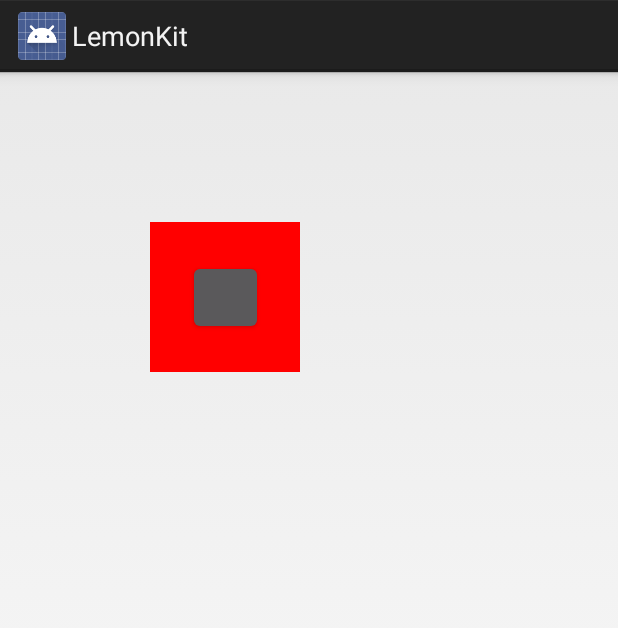
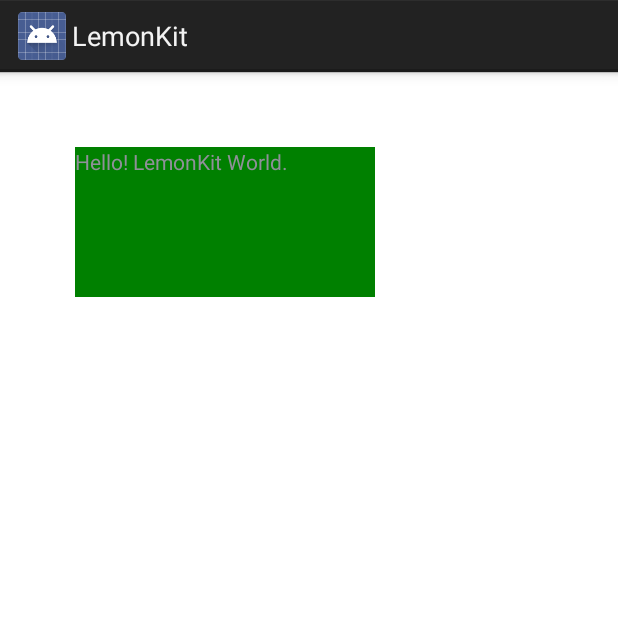
Before and after one commit to LemonITCN/LemonSuperKit4Android, an Android app: the screen it shows after launch (MainViewController), on a phone screen of 412 x 824 dp. Shown: the top 628 px of the screen. Run offline under Robolectric (Android 15) with nearby library versions, the phone set to English and light mode, and no system bars.

Commit message:
创建CALayer

```diff
--- a/LemonKit/lemonkit-samples/src/main/AndroidManifest.xml
+++ b/LemonKit/lemonkit-samples/src/main/AndroidManifest.xml
@@ -9,7 +9,7 @@
         android:label="@string/app_name"
         android:supportsRtl="true"
         android:theme="@style/AppTheme">
-        <activity android:name=".activities.MainViewController">
+        <activity android:name=".view_controller.MainViewController">
             <intent-filter>
                 <action android:name="android.intent.action.MAIN" />
 
--- a/LemonKit/lemonkit-samples/src/main/java/net/lemonsoft/lemonkit/samples/activities/MainViewController.java
+++ /dev/null
@@ -1,25 +0,0 @@
-package net.lemonsoft.lemonkit.samples.activities;
-
-import android.graphics.Color;
-
-import net.lemonsoft.lemonkit.core_graphics.CGRect;
-import net.lemonsoft.lemonkit.ui_kit.ui_responder.ui_view.ui_control.UIButton;
-import net.lemonsoft.lemonkit.ui_kit.ui_responder.ui_view.UIView;
-import net.lemonsoft.lemonkit.ui_kit.ui_responder.ui_view_controller.UIViewController;
-
-public class MainViewController extends UIViewController {
-
-    @Override
-    public void viewDidLoad() {
-        super.viewDidLoad();
-        UIView view = new UIView();
-        view.setFrame(CGRect.make(100, 100, 100, 100));
-        this.view.addSubView(view);
-        view.setBackgroundColor(Color.RED);
-
-        UIButton button = new UIButton();
-        button.setFrame(CGRect.make(25, 25, 50, 50));
-        view.addSubView(button);
-    }
-
-}
--- /dev/null
+++ b/LemonKit/lemonkit-samples/src/main/java/net/lemonsoft/lemonkit/samples/view_controller/MainViewController.java
@@ -0,0 +1,20 @@
+package net.lemonsoft.lemonkit.samples.view_controller;
+
+import net.lemonsoft.lemonkit.core_graphics.CGRect;
+import net.lemonsoft.lemonkit.ui_kit.UIColor;
+import net.lemonsoft.lemonkit.ui_kit.ui_responder.ui_view.ui_control.UILabel;
+import net.lemonsoft.lemonkit.ui_kit.ui_responder.ui_view_controller.UIViewController;
+
+public class MainViewController extends UIViewController {
+
+    @Override
+    public void viewDidLoad() {
+        super.viewDidLoad();
+        UILabel label = new UILabel(CGRect.make(50, 50, 200, 100));
+        label.setText("Hello! LemonKit World.");
+        label.setBackgroundColor(UIColor.greenColor());
+        this.view.addSubView(label);
+        label.layer.setCornerRadius(5);
+    }
+
+}
--- a/LemonKit/lemonkit-samples/src/main/res/layout/activity_main.xml
+++ b/LemonKit/lemonkit-samples/src/main/res/layout/activity_main.xml
@@ -8,7 +8,7 @@
     android:paddingLeft="@dimen/activity_horizontal_margin"
     android:paddingRight="@dimen/activity_horizontal_margin"
     android:paddingTop="@dimen/activity_vertical_margin"
-    tools:context="net.lemonsoft.lemonkit.samples.activities.MainViewController">
+    tools:context="net.lemonsoft.lemonkit.samples.view_controller.MainViewController">
 
     <TextView
         android:layout_width="wrap_content"
--- /dev/null
+++ b/LemonKit/lemonkit/src/main/java/net/lemonsoft/lemonkit/core_animation/CALayer.java
@@ -0,0 +1,88 @@
+package net.lemonsoft.lemonkit.core_animation;
+
+import android.graphics.Canvas;
+import android.graphics.Color;
+import android.graphics.RectF;
+import android.graphics.drawable.Drawable;
+import android.graphics.drawable.ShapeDrawable;
+import android.graphics.drawable.shapes.RoundRectShape;
+import android.graphics.drawable.shapes.Shape;
+import android.os.Build;
+
+import net.lemonsoft.lemonkit.core_graphics.CGColorRef;
+import net.lemonsoft.lemonkit.core_tool.LKColorTool;
+import net.lemonsoft.lemonkit.core_tool.LKSizeTool;
+import net.lemonsoft.lemonkit.ui_kit.ui_responder.ui_view.UIView;
+
+/**
+ * Core Animation layer
+ * Created by LiuRi on 2016/12/30.
+ */
+
+public class CALayer {
+
+    /**
+     * 尺寸工具类
+     */
+    protected LKSizeTool _ST = LKSizeTool.getDefaultSizeTool();
+
+    /**
+     * 颜色工具类
+     */
+    protected LKColorTool _CT = LKColorTool.getDefaultColorTool();
+    /**
+     * 所归属的控件
+     */
+    private UIView _v;
+
+
+
+    public CALayer(UIView view) {
+        _v = view;
+    }
+
+    public void setBackground(Drawable drb) {
+//        if (Build.VERSION.SDK_INT >= Build.VERSION_CODES.JELLY_BEAN) {
+//            _v.setBackground(drb);
+//            if (_v.get_rView() != null)
+//                _v.get_rView().setBackground(LKColorTool.getDefaultColorTool().);
+//        } else {
+//            _v.get_rView().setBackgroundDrawable(_CT.colorWithDrawable(drb));
+//            if (_v.get_rView() != null)
+//                _v.get_rView().setBackgroundDrawable(color.getDRB());
+//        }
+    }
+
+    /**
+     * 设置控件的圆角半径
+     *
+     * @param radius 控件的圆角半径
+     */
+    public void setCornerRadius(float radius) {
+//        radius = _ST.DP(radius);
+//        int borderWidth = 0;// 加边框后会出现空心圆角矩形的效果，所以设置为0
+//        float[] outerRadius = new float[8];
+//        float[] innerRadius = new float[8];
+//        for (int i = 0; i < 8; i++) {
+//            outerRadius[i] = radius + borderWidth;
+//            innerRadius[i] = radius;
+//        }
+//        Shape shape =
+//        ShapeDrawable shapeDrawable = // 创建图形drawable
+//                new ShapeDrawable(
+//                        // 创建圆角矩形
+//                        new RoundRectShape(outerRadius,
+//                                new RectF(borderWidth, borderWidth, borderWidth, borderWidth),
+//                                innerRadius));
+//        shapeDrawable.getPaint().setColor(_v.getBackgroundColor().cgColor().getColorValue());// 使用指定的颜色绘制，即背景颜色
+//        Drawable drawable;
+//        Canvas canvas;
+//        if (Build.VERSION.SDK_INT >= Build.VERSION_CODES.JELLY_BEAN) {
+//            // 高版本SDK使用新的API
+//            _v.setBackground(shapeDrawable);
+//        } else {
+//            _v.setBackgroundDrawable(shapeDrawable);
+//        }
+    }
+
+}
--- /dev/null
+++ b/LemonKit/lemonkit/src/main/java/net/lemonsoft/lemonkit/core_tool/LKColorTool.java
@@ -0,0 +1,56 @@
+package net.lemonsoft.lemonkit.core_tool;
+
+import android.graphics.Color;
+import android.graphics.drawable.ColorDrawable;
+import android.graphics.drawable.Drawable;
+import android.graphics.drawable.ShapeDrawable;
+
+/**
+ * LemonKit颜色工具类
+ * Created by LiuRi on 2016/12/30.
+ */
+
+public class LKColorTool {
+
+    private static LKColorTool _defaultColorTool;
+
+    public static synchronized LKColorTool getDefaultColorTool() {
+        if (_defaultColorTool == null)
+            _defaultColorTool = new LKColorTool();
+        return _defaultColorTool;
+    }
+
+    /**
+     * 通过设置RGBA每种颜色的比例来生成颜色，每种值范围为0-1之间的浮点数
+     *
+     * @param alpha 透明度数值
+     * @param red   红色数值
+     * @param green 绿色数值
+     * @param blue  蓝色数值
+     * @return 颜色描述信息
+     */
+    public int colorWithARGBFloat(float alpha, float red, float green, float blue) {
+        return Color.argb(
+                (int) (Math.min(alpha, 1) * 255),
+                (int) (Math.min(red, 1) * 255),
+                (int) (Math.min(green, 1) * 255),
+                (int) (Math.min(blue, 1) * 255)
+        );
+    }
+
+    /**
+     * 获取Drawable的颜色
+     *
+     * @param drawable drawable对象
+     * @return 颜色值
+     */
+    public int colorWithDrawable(Drawable drawable) {
+        int colorValue = Color.argb(0, 255, 255, 255);
+        if (drawable instanceof ShapeDrawable)
+            colorValue = ((ShapeDrawable) drawable).getPaint().getColor();
+        else if (drawable instanceof ColorDrawable)
+            colorValue = ((ColorDrawable) drawable).getColor();
+        return colorValue;
+    }
+
+}
--- a/LemonKit/lemonkit/src/main/java/net/lemonsoft/lemonkit/ui_kit/UIColor.java
+++ b/LemonKit/lemonkit/src/main/java/net/lemonsoft/lemonkit/ui_kit/UIColor.java
@@ -1,4 +1,12 @@
 package net.lemonsoft.lemonkit.ui_kit;
+
+import android.graphics.Color;
+import android.graphics.drawable.ColorDrawable;
+import android.graphics.drawable.Drawable;
+import android.graphics.drawable.ShapeDrawable;
+
+import net.lemonsoft.lemonkit.core_graphics.CGColorRef;
+import net.lemonsoft.lemonkit.core_tool.LKColorTool;
 
 /**
  * LemonKit颜色描述对象
@@ -6,4 +14,79 @@ package net.lemonsoft.lemonkit.ui_kit;
  */
 
 public class UIColor {
+
+    private Drawable drawable;
+
+    public Drawable getDrawable() {
+        return drawable;
+    }
+
+    public UIColor(float red, float green, float blue, float alpha) {
+        this.drawable = new ColorDrawable(
+                LKColorTool.getDefaultColorTool().colorWithARGBFloat(alpha, red, green, blue)
+        );
+    }
+
+    public UIColor(String hexColor) {
+        this.drawable = new ColorDrawable(Color.parseColor(hexColor));
+    }
+
+    /**
+     * 获取CGColor颜色值描述对象
+     *
+     * @return CGColor颜色值描述对象
+     */
+    public CGColorRef cgColor() {
+        int colorValue = Color.argb(0, 255, 255, 255);
+        if (drawable instanceof ColorDrawable)
+            colorValue = ((ColorDrawable) drawable).getColor();
+        else if (drawable instanceof ShapeDrawable)
+            colorValue = ((ShapeDrawable) drawable).getPaint().getColor();
+        return new CGColorRef(colorValue);
+    }
+
+    /**
+     * 根据红绿蓝
+     *
+     * @param red   红色颜色值
+     * @param green 绿色颜色值
+     * @param blue  蓝色颜色值
+     * @param alpha 透明度颜色值
+     * @return 生成的UIColor对象
+     */
+    public static UIColor colorWithRedGreenBlueAlpha(float red, float green, float blue, float alpha) {
+        return new UIColor(alpha, red, green, blue);
+    }
+
+    /**
+     * 绿色
+     * #008000
+     * 0,128,0
+     */
+    public static UIColor greenColor() {
+        return new UIColor("#008000");
+    }
+
+    /**
+     * 白色
+     * #ffffff
+     * 255,255,255
+     */
+    public static UIColor whiteColor() {
+        return new UIColor("#ffffff");
+    }
+
+    /**
+     * 透明颜色
+     * #00ffffff
+     * 0,255,255,255
+     */
+    public static UIColor clearColor() {
+        return new UIColor(0, 255, 255, 255);
+    }
+
+    public Drawable getDRB() {
+        return drawable;
+    }
+
 }
--- a/LemonKit/lemonkit/src/main/java/net/lemonsoft/lemonkit/ui_kit/ui_responder/ui_view/UIView.java
+++ b/LemonKit/lemonkit/src/main/java/net/lemonsoft/lemonkit/ui_kit/ui_responder/ui_view/UIView.java
@@ -1,24 +1,26 @@
 package net.lemonsoft.lemonkit.ui_kit.ui_responder.ui_view;
 
 import android.content.Context;
+import android.os.Build;
 import android.view.View;
 import android.widget.RelativeLayout;
 
+import net.lemonsoft.lemonkit.core_animation.CALayer;
 import net.lemonsoft.lemonkit.core_base.LemonKit;
 import net.lemonsoft.lemonkit.core_graphics.CGRect;
 import net.lemonsoft.lemonkit.core_graphics.CGSize;
 import net.lemonsoft.lemonkit.core_tool.LKSizeTool;
 import net.lemonsoft.lemonkit.core_tool.LKViewAppearanceTool;
+import net.lemonsoft.lemonkit.ui_kit.UIColor;
 
 import java.lang.reflect.Constructor;
-import java.lang.reflect.InvocationTargetException;
 
 /**
  * 视图控件，LemonKit中所有视图控件的父类
  * Created by LiuRi on 2016/12/28.
  */
 
-public class UIView extends RelativeLayout {
+public class UIView<T> extends RelativeLayout {
 
     /**
      * LemonKit核心对象
@@ -38,6 +40,14 @@ public class UIView extends RelativeLayout {
      * 实际的内容控件
      */
     protected View _rView;
+    /**
+     * 控件背景颜色存储控件
+     */
+    private UIColor _backgroundColor;
+    /**
+     * 高级视图操作属性
+     */
+    public CALayer layer = new CALayer(this);
 
     /**
      * 父层控件
@@ -46,6 +56,7 @@ public class UIView extends RelativeLayout {
 
     public UIView() {
         super(LemonKit.instance().getAppContext());
+        commonInit();// 调用公共初始化方法
     }
 
     /**
@@ -83,6 +94,31 @@ public class UIView extends RelativeLayout {
     protected UIView(Class viewClass, CGRect frame) {
         this(viewClass);
         setFrame(frame);
+    }
+
+    /**
+     * 获取实际显示的控件
+     *
+     * @return 实际显示的控件View对象
+     */
+    public View get_rView() {
+        return get_rView();
+    }
+
+    /**
+     * 初始化，所有的构造方法都要调用此函数
+     */
+    private void commonInit() {
+        setBackgroundColor(new UIColor(0, 1, 1, 1));
+    }
+
+    /**
+     * 获取真实显示内容的控件，getRealView
+     *
+     * @return 真实显示内容的视图对象
+     */
+    protected T _gRV() {
+        return (T) _rView;
     }
 
     /**
@@ -188,7 +224,34 @@ public class UIView extends RelativeLayout {
         _VAT.setSize(this, width, height);
     }
 
-//    /**
+    /**
+     * 设置背景颜色
+     *
+     * @param color LemonKit背景颜色对象
+     */
+    public void setBackgroundColor(UIColor color) {
+        _backgroundColor = color;
+        if (Build.VERSION.SDK_INT >= Build.VERSION_CODES.JELLY_BEAN) {
+            this.setBackground(color.getDRB());
+            if (_rView != null)
+                _rView.setBackground(color.getDRB());
+        } else {
+            this.setBackgroundDrawable(color.getDRB());
+            if (_rView != null)
+                _rView.setBackgroundDrawable(color.getDRB());
+        }
+    }
+
+    /**
+     * 获取控件的背景颜色对象
+     *
+     * @return UIColor颜色描述对象
+     */
+    public UIColor getBackgroundColor() {
+        return _backgroundColor;
+    }
+
+    //    /**
 //     * 设置布局参数，其中设置的宽高等信息单位为DP
 //     *
 //     * @param params 布局参数对象
--- a/LemonKit/lemonkit/src/main/java/net/lemonsoft/lemonkit/ui_kit/ui_responder/ui_view/ui_control/UIButton.java
+++ b/LemonKit/lemonkit/src/main/java/net/lemonsoft/lemonkit/ui_kit/ui_responder/ui_view/ui_control/UIButton.java
@@ -9,7 +9,7 @@ import net.lemonsoft.lemonkit.core_graphics.CGRect;
  * Created by LiuRi on 2016/12/28.
  */
 
-public class UIButton extends UIControl {
+public class UIButton extends UIControl<Button> {
 
     public UIButton(CGRect frame) {
         super(Button.class, frame);
--- a/LemonKit/lemonkit/src/main/java/net/lemonsoft/lemonkit/ui_kit/ui_responder/ui_view/ui_control/UIControl.java
+++ b/LemonKit/lemonkit/src/main/java/net/lemonsoft/lemonkit/ui_kit/ui_responder/ui_view/ui_control/UIControl.java
@@ -1,5 +1,7 @@
 package net.lemonsoft.lemonkit.ui_kit.ui_responder.ui_view.ui_control;
 
+
+import android.widget.TextView;
 
 import net.lemonsoft.lemonkit.core_graphics.CGRect;
 import net.lemonsoft.lemonkit.ui_kit.ui_responder.ui_view.UIView;
@@ -9,7 +11,7 @@ import net.lemonsoft.lemonkit.ui_kit.ui_responder.ui_view.UIView;
  * Created by LiuRi on 2016/12/29.
  */
 
-public class UIControl extends UIView {
+public class UIControl<T> extends UIView<T> {
 
     public UIControl() {
     }
--- a/LemonKit/lemonkit/src/main/java/net/lemonsoft/lemonkit/ui_kit/ui_responder/ui_view/ui_control/UILabel.java
+++ b/LemonKit/lemonkit/src/main/java/net/lemonsoft/lemonkit/ui_kit/ui_responder/ui_view/ui_control/UILabel.java
@@ -11,16 +11,12 @@ import net.lemonsoft.lemonkit.ui_kit.ui_responder.ui_view.UIView;
  * Created by lemonsoft on 2016/12/29.
  */
 
-public class UILabel extends UIView {
+public class UILabel extends UIView<TextView> {
 
     /**
      * 当前标签显示的字体
      */
     private UIFont font;
-
-    private TextView _get() {
-        return (TextView) _rView;
-    }
 
     public UILabel() {
         super(TextView.class);
@@ -39,11 +35,11 @@ public class UILabel extends UIView {
     }
 
     public void setText(String text) {
-        _get().setText(text);
+        _gRV().setText(text);
     }
 
     public String getText() {
-        return _get().getText().toString();
+        return _gRV().getText().toString();
     }
 
 }
--- a/LemonKit/lemonkit/src/main/java/net/lemonsoft/lemonkit/ui_kit/ui_responder/ui_view_controller/UIViewController.java
+++ b/LemonKit/lemonkit/src/main/java/net/lemonsoft/lemonkit/ui_kit/ui_responder/ui_view_controller/UIViewController.java
@@ -3,6 +3,7 @@ package net.lemonsoft.lemonkit.ui_kit.ui_responder.ui_view_controller;
 import android.app.Activity;
 import android.os.Bundle;
 
+import net.lemonsoft.lemonkit.ui_kit.UIColor;
 import net.lemonsoft.lemonkit.ui_kit.ui_responder.ui_view.UIView;
 
 /**
@@ -18,6 +19,7 @@ public class UIViewController extends Activity {
     protected void onCreate(Bundle savedInstanceState) {
         super.onCreate(savedInstanceState);
         this.view = new UIView();
+        this.view.setBackgroundColor(UIColor.whiteColor());
         setContentView(this.view);
         viewDidLoad();
     }
```
Also changed, not shown: LemonKit/lemonkit/src/main/java/net/lemonsoft/lemonkit/core_base/model/LKViewAppearanceInfoModel.java (added, +107 -0 lines), LemonKit/lemonkit/src/main/java/net/lemonsoft/lemonkit/core_graphics/CGColorRef.java (added, +20 -0 lines), LemonKit/lemonkit/src/main/java/net/lemonsoft/lemonkit/ui_kit/ui_responder/ui_view_controller/UINavigationController.java (added, +11 -0 lines).
